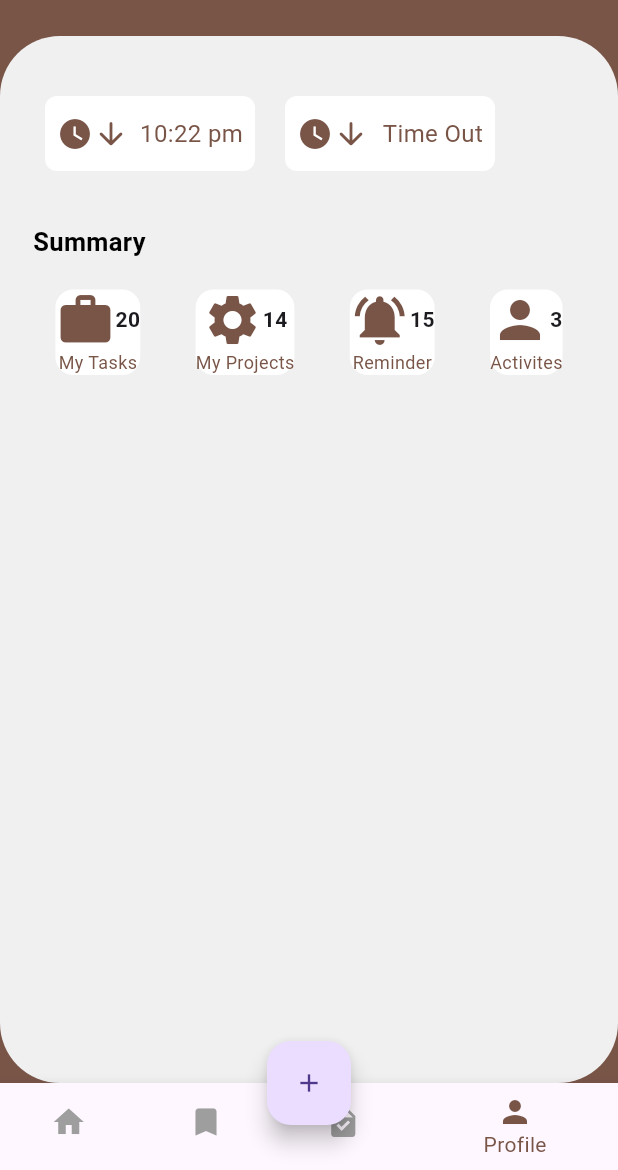
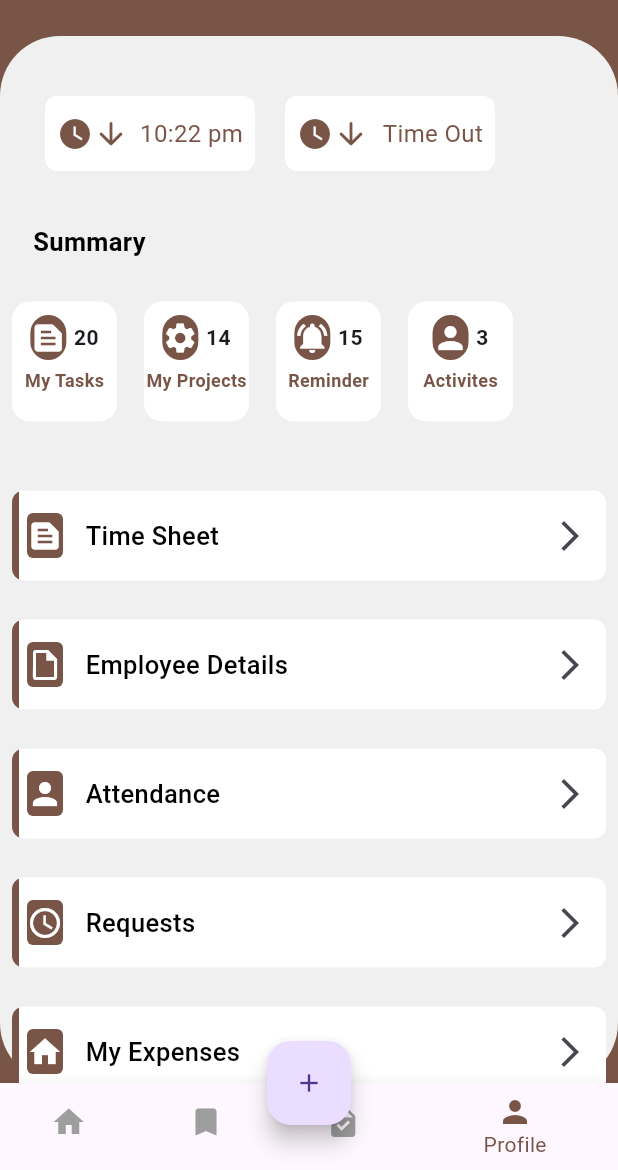
Before and after one commit to mahmoudrabie97/self_service_app, a Flutter app: the screen it shows after launch, item 4 of the bottom bar chosen, on a phone screen of 412 x 824 dp, the part 66-1236 px from its top. Run offline on Flutter 3.47's test engine with Material 3 defaults, Android fonts, the phone set to English and light mode, and no system bars; our stand-ins replace flutter_bloc, shared_preferences; missing offline and left inert: flutter_advanced_calendar.

Commit message:
finishing profile

```diff
--- a/lib/pages/home/widgets/homepagebody.dart
+++ b/lib/pages/home/widgets/homepagebody.dart
@@ -3,7 +3,6 @@ import 'package:self_service_app/pages/home/widgets/custom_annualleve.dart';
 import 'package:self_service_app/pages/home/widgets/custom_request_button.dart';
 import 'package:self_service_app/pages/home/widgets/custominformation_container.dart';
 import 'package:self_service_app/pages/home/widgets/custompersonalinforow.dart';
-import 'package:self_service_app/utlities/widgets/customtext.dart';
 
 class HomePageBody extends StatelessWidget {
   const HomePageBody({super.key});
@@ -24,7 +23,9 @@ class HomePageBody extends StatelessWidget {
                   color: const Color(0xffF0F0F0),
                   borderRadius: BorderRadius.circular(40),
                 ),
-                child: const Column(
+                child: ListView(
+                  children: const [
+                    Column(
                       crossAxisAlignment: CrossAxisAlignment.start,
                       children: [
                         Padding(
@@ -48,6 +49,8 @@ class HomePageBody extends StatelessWidget {
                         CustomRequestButtton()
                       ],
                     ),
+                  ],
+                ),
               ),
             ),
           ),
--- /dev/null
+++ b/lib/pages/profile_page/widgets/custom_choosing_ltwm.dart
@@ -0,0 +1,34 @@
+import 'package:flutter/material.dart';
+import 'package:self_service_app/utlities/widgets/custom_ietm_container.dart';
+
+class CustomChoosingListItem extends StatelessWidget {
+  const CustomChoosingListItem({
+    super.key,
+  });
+
+  @override
+  Widget build(BuildContext context) {
+    return const Column(
+      children: [
+        CustomIetmContainer(icon: Icons.text_snippet, text: 'Time Sheet'),
+        SizedBox(
+          height: 10,
+        ),
+        CustomIetmContainer(
+            icon: Icons.insert_drive_file_outlined, text: 'Employee Details'),
+        SizedBox(
+          height: 10,
+        ),
+        CustomIetmContainer(icon: Icons.person, text: 'Attendance'),
+        SizedBox(
+          height: 10,
+        ),
+        CustomIetmContainer(icon: Icons.watch_later_outlined, text: 'Requests'),
+        SizedBox(
+          height: 10,
+        ),
+        CustomIetmContainer(icon: Icons.home, text: 'My Expenses'),
+      ],
+    );
+  }
+}
--- a/lib/pages/profile_page/widgets/custom_small_summary_container.dart
+++ b/lib/pages/profile_page/widgets/custom_small_summary_container.dart
@@ -16,28 +16,46 @@ class CustomSmallSummaryContaner extends StatelessWidget {
   @override
   Widget build(BuildContext context) {
     return Container(
+      height: 80,
+      width: 70,
       decoration: BoxDecoration(
           color: Colors.white, borderRadius: BorderRadius.circular(12)),
+      child: Padding(
+        padding: const EdgeInsets.only(top: 9),
         child: Row(
-        mainAxisAlignment: MainAxisAlignment.start,
+          mainAxisAlignment: MainAxisAlignment.center,
           children: [
             Column(
               children: <Widget>[
                 Row(
                   children: [
-                  Icon(icon, size: 40, color: Colors.brown),
-                  Text(number, style: TextStyle(fontWeight: FontWeight.bold)),
+                    Container(
+                        height: 30,
+                        decoration: BoxDecoration(
+                            color: Colors.brown,
+                            borderRadius: BorderRadius.circular(12)),
+                        child: Icon(icon, color: Colors.white)),
+                    SizedBox(
+                      width: 5,
+                    ),
+                    Text(number,
+                        style: const TextStyle(fontWeight: FontWeight.bold)),
                   ],
                 ),
-              CustomText(
+                SizedBox(height: 5),
+                Expanded(
+                  child: CustomText(
                     text: title,
                     color: Colors.brown,
                     fontSize: 12,
+                    fontWeight: FontWeight.bold,
+                  ),
                 ),
               ],
             ),
           ],
         ),
+      ),
     );
   }
 }
--- a/lib/pages/profile_page/widgets/custom_summary_items.dart
+++ b/lib/pages/profile_page/widgets/custom_summary_items.dart
@@ -8,23 +8,40 @@ class CustomSummaryItems extends StatelessWidget {
 
   @override
   Widget build(BuildContext context) {
+    return Padding(
+      padding: const EdgeInsets.all(8.0),
+      child: SizedBox(
+        height: 80,
+        child: ListView.separated(
+          scrollDirection: Axis.horizontal,
+          itemCount: 1,
+          itemBuilder: (index, c) {
             return const Row(
               mainAxisAlignment: MainAxisAlignment.spaceEvenly,
               children: <Widget>[
                 CustomSmallSummaryContaner(
                   title: 'My Tasks',
                   number: '20',
-          icon: Icons.work,
+                  icon: Icons.text_snippet,
+                ),
+                SizedBox(
+                  width: 18,
                 ),
                 CustomSmallSummaryContaner(
                   title: 'My Projects',
                   number: '14',
                   icon: Icons.settings,
                 ),
+                SizedBox(
+                  width: 18,
+                ),
                 CustomSmallSummaryContaner(
                   title: 'Reminder',
                   number: '15',
                   icon: Icons.notifications_active,
+                ),
+                SizedBox(
+                  width: 18,
                 ),
                 CustomSmallSummaryContaner(
                   title: 'Activites',
@@ -33,5 +50,14 @@ class CustomSummaryItems extends StatelessWidget {
                 ),
               ],
             );
+          },
+          separatorBuilder: (BuildContext context, int index) {
+            return SizedBox(
+              width: 18,
+            );
+          },
+        ),
+      ),
+    );
   }
 }
--- a/lib/pages/profile_page/widgets/profile_body.dart
+++ b/lib/pages/profile_page/widgets/profile_body.dart
@@ -1,14 +1,14 @@
 import 'package:flutter/material.dart';
-import 'package:self_service_app/pages/home/widgets/custom_annualleve.dart';
-import 'package:self_service_app/pages/home/widgets/custom_request_button.dart';
+
 import 'package:self_service_app/pages/home/widgets/custompersonalinforow.dart';
+import 'package:self_service_app/pages/profile_page/widgets/custom_choosing_ltwm.dart';
 import 'package:self_service_app/pages/profile_page/widgets/custom_summary_items.dart';
 import 'package:self_service_app/pages/profile_page/widgets/customtimercontainer.dart';
+
 import 'package:self_service_app/utlities/widgets/customtext.dart';
 
 class ProfileBody extends StatelessWidget {
   const ProfileBody({super.key});
-
   @override
   Widget build(BuildContext context) {
     return SafeArea(
@@ -24,7 +24,9 @@ class ProfileBody extends StatelessWidget {
                   color: const Color(0xffF0F0F0),
                   borderRadius: BorderRadius.circular(40),
                 ),
-                child: const Column(
+                child: ListView(
+                  children: const [
+                    Column(
                       crossAxisAlignment: CrossAxisAlignment.start,
                       children: [
                         Padding(
@@ -53,7 +55,13 @@ class ProfileBody extends StatelessWidget {
                             fontWeight: FontWeight.bold,
                           ),
                         ),
-                    CustomSummaryItems()
+                        CustomSummaryItems(),
+                        SizedBox(
+                          height: 30,
+                        ),
+                        CustomChoosingListItem()
+                      ],
+                    ),
                   ],
                 ),
               ),
--- a/lib/pages/types_of_request/widgets/custom_types_requests_main_container.dart
+++ b/lib/pages/types_of_request/widgets/custom_types_requests_main_container.dart
@@ -30,28 +30,28 @@ class CustomTypesRequestMainContainer extends StatelessWidget {
         child: Column(
           children: [
             CustomIetmContainer(
-              image: AssetsData.requests,
+              icon: Icons.watch_later_rounded,
               text: 'Time off requests',
             ),
             SizedBox(
               height: 17,
             ),
             CustomIetmContainer(
-              image: AssetsData.expenses,
+              icon: Icons.home_repair_service_outlined,
               text: 'My Expenses',
             ),
             SizedBox(
               height: 17,
             ),
             CustomIetmContainer(
-              image: AssetsData.settings,
+              icon: Icons.settings,
               text: 'Maintenance request',
             ),
             SizedBox(
               height: 17,
             ),
             CustomIetmContainer(
-              image: AssetsData.time,
+              icon: Icons.email,
               text: 'Letter Requests',
             ),
           ],
--- a/lib/utlities/widgets/custom_ietm_container.dart
+++ b/lib/utlities/widgets/custom_ietm_container.dart
@@ -1,15 +1,16 @@
-
 import 'package:flutter/material.dart';
 import 'package:self_service_app/utlities/app_styles.dart';
 
-
 class CustomIetmContainer extends StatelessWidget {
-  const CustomIetmContainer({Key? key, required this.image, required this.text}) : super(key: key);
-  final String image;
+  const CustomIetmContainer(
+      {super.key, required this.icon, required this.text});
+  final IconData icon;
   final String text;
   @override
   Widget build(BuildContext context) {
-    return Container(
+    return Padding(
+      padding: const EdgeInsets.all(8.0),
+      child: Container(
         height: 60,
         width: double.infinity,
         decoration: BoxDecoration(
@@ -24,17 +25,35 @@ class CustomIetmContainer extends StatelessWidget {
           ),
           borderRadius: BorderRadius.circular(8),
           color: Colors.white,
-
         ),
         child: Row(
           children: [
-          SizedBox(width: 10,),
-          Image.asset(image),
-          SizedBox(width: 15,),
-          Text(text,style: AppStyles.style17,),
-          Spacer(),
-          IconButton(onPressed: (){}, icon: Icon(Icons.arrow_forward_ios),),
+            const SizedBox(
+              width: 10,
+            ),
+            Container(
+              height: 30,
+              decoration: BoxDecoration(
+                  borderRadius: BorderRadius.circular(4), color: Colors.brown),
+              child: Icon(
+                icon,
+                color: Colors.white,
+              ),
+            ),
+            const SizedBox(
+              width: 15,
+            ),
+            Text(
+              text,
+              style: AppStyles.style17,
+            ),
+            const Spacer(),
+            IconButton(
+              onPressed: () {},
+              icon: const Icon(Icons.arrow_forward_ios),
+            ),
           ],
+        ),
       ),
     );
   }
```
Also changed, not shown: assets/images/expenses.png (deleted), assets/images/requests.png (deleted), assets/images/settings.png (deleted), assets/images/time.png (deleted). Lines whose indentation alone changed are shown as unchanged.
